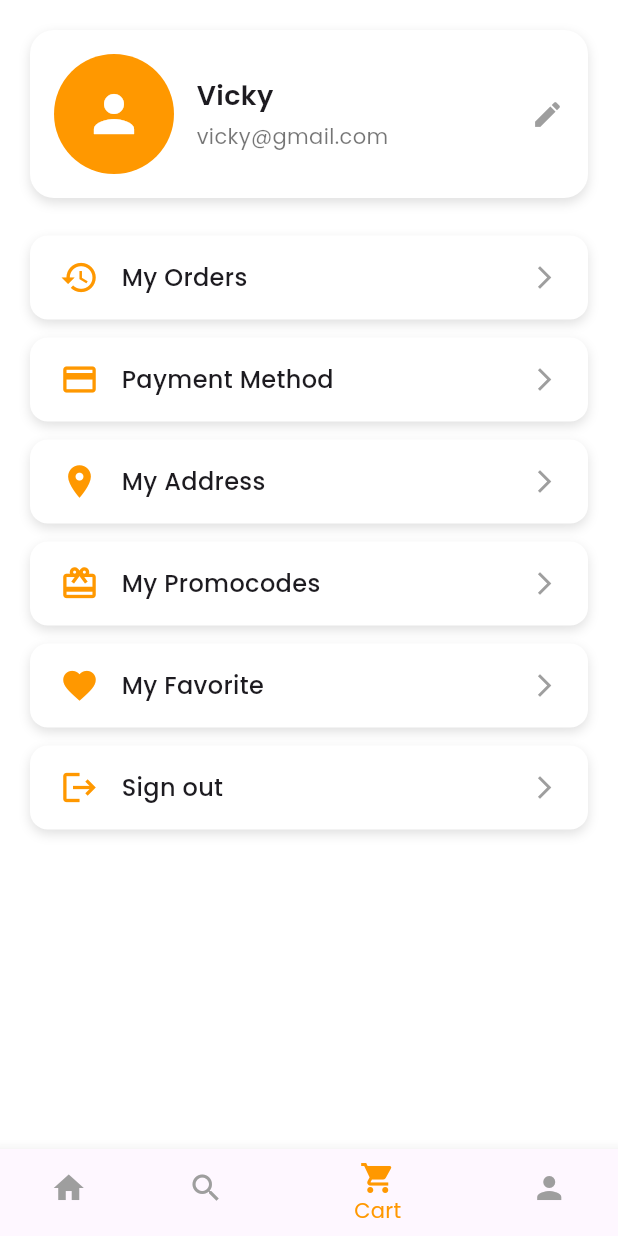
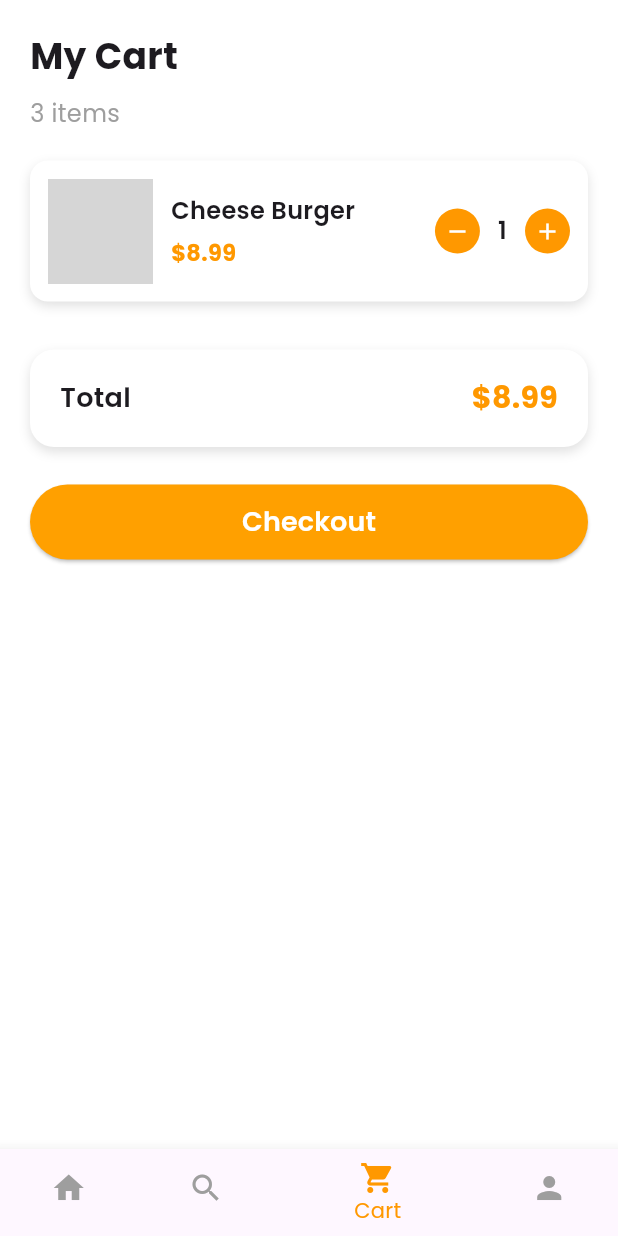
Before and after one commit to mdqtraining/food_delivery_app, a Flutter app: the MainScreen screen opened by its route, item 3 of the bottom bar chosen, on a phone screen of 412 x 824 dp. Run offline on Flutter 3.47's test engine with Material 3 defaults, Android fonts, the phone set to English and light mode, and no system bars; network calls fail; grey boxes are pictures that could not be loaded.

Commit message:
Added Cart screen UI with quantity increment/decrement logic and fixed state placement issue

```diff
--- a/lib/main.dart
+++ b/lib/main.dart
@@ -1,4 +1,6 @@
 import 'package:flutter/material.dart';
+import 'package:hunger_hub/screens/cart.dart';
+import 'package:hunger_hub/screens/edit_pofile.dart';
 import 'package:hunger_hub/screens/login.dart';
 import 'package:hunger_hub/screens/main_screen.dart';
 import 'package:hunger_hub/screens/otp.dart';
@@ -41,7 +43,9 @@ class MyApp extends StatelessWidget {
         "/home": (context) => const MainScreen(),
         "/main_screen": (context) => const MainScreen(),
         "/profile": (context) => const ProfileScreen(),
+        "/editProfile": (context) => EditProfileScreen(),
         "/search": (context) => const SearchScreen(),
+        "/cart": (context) => const CartScreen(),
       },
     );
   }
--- /dev/null
+++ b/lib/screens/cart.dart
@@ -0,0 +1,231 @@
+import 'package:flutter/material.dart';
+
+class CartScreen extends StatefulWidget {
+  const CartScreen({super.key});
+
+  @override
+  State<CartScreen> createState() => _CartScreenState();
+}
+
+class _CartScreenState extends State<CartScreen> {
+  int quantity = 1;
+  @override
+  Widget build(BuildContext context) {
+    return Scaffold(
+      backgroundColor: Colors.white,
+      body: SafeArea(
+        child: Padding(
+          padding: const EdgeInsets.all(20),
+          child: Column(
+            crossAxisAlignment: CrossAxisAlignment.start,
+            children: [
+              // CART TITLE
+              const Text(
+                "My Cart",
+                style: TextStyle(fontSize: 24, fontWeight: FontWeight.bold),
+              ),
+
+              const SizedBox(height: 10),
+
+              const Text(
+                "3 items", // later this will update based on cart length
+                style: TextStyle(fontSize: 16, color: Colors.grey),
+              ),
+
+              const SizedBox(height: 20),
+
+              // CART ITEM
+              Container(
+                padding: const EdgeInsets.all(12),
+                margin: const EdgeInsets.only(bottom: 12),
+                decoration: BoxDecoration(
+                  color: Colors.white,
+                  borderRadius: BorderRadius.circular(12),
+                  boxShadow: const [
+                    BoxShadow(
+                      color: Colors.black12,
+                      blurRadius: 6,
+                      offset: Offset(0, 3),
+                    ),
+                  ],
+                ),
+                child: Row(
+                  children: [
+                    // FOOD IMAGE
+                    Container(
+                      width: 70,
+                      height: 70,
+                      decoration: BoxDecoration(
+                        borderRadius: BorderRadius.circular(12),
+                        image: const DecorationImage(
+                          image: NetworkImage(
+                            "https://img.freepik.com/free-photo/delicious-burger_1232-83.jpg",
+                          ),
+                          fit: BoxFit.cover,
+                        ),
+                      ),
+                    ),
+
+                    const SizedBox(width: 12),
+
+                    // NAME + PRICE
+                    Expanded(
+                      child: Column(
+                        crossAxisAlignment: CrossAxisAlignment.start,
+                        children: const [
+                          Text(
+                            "Cheese Burger",
+                            style: TextStyle(
+                              fontSize: 16,
+                              fontWeight: FontWeight.w600,
+                            ),
+                          ),
+                          SizedBox(height: 6),
+                          Text(
+                            "\$8.99",
+                            style: TextStyle(
+                              fontSize: 15,
+                              fontWeight: FontWeight.bold,
+                              color: Colors.orange,
+                            ),
+                          ),
+                        ],
+                      ),
+                    ),
+
+                    // QTY CONTROLS
+                    Row(
+                      children: [
+                        // Minus Button
+                        InkWell(
+                          onTap: () {
+                            if (quantity > 1) {
+                              setState(() {
+                                quantity--;
+                              });
+                            }
+                          },
+                          child: Container(
+                            padding: EdgeInsets.all(6),
+                            decoration: BoxDecoration(
+                              color: Colors.orange,
+                              shape: BoxShape.circle,
+                            ),
+                            child: Icon(
+                              Icons.remove,
+                              color: Colors.white,
+                              size: 18,
+                            ),
+                          ),
+                        ),
+
+                        SizedBox(width: 12),
+
+                        // Quantity Text
+                        Text(
+                          quantity.toString(),
+                          style: TextStyle(
+                            fontSize: 16,
+                            fontWeight: FontWeight.w600,
+                          ),
+                        ),
+
+                        SizedBox(width: 12),
+
+                        // Plus Button
+                        InkWell(
+                          onTap: () {
+                            setState(() {
+                              quantity++;
+                            });
+                          },
+                          child: Container(
+                            padding: EdgeInsets.all(6),
+                            decoration: BoxDecoration(
+                              color: Colors.orange,
+                              shape: BoxShape.circle,
+                            ),
+                            child: Icon(
+                              Icons.add,
+                              color: Colors.white,
+                              size: 18,
+                            ),
+                          ),
+                        ),
+                      ],
+                    ),
+                  ],
+                ),
+              ),
+              const SizedBox(height: 20),
+
+              // TOTAL PRICE SECTION
+              Container(
+                padding: const EdgeInsets.symmetric(
+                  horizontal: 20,
+                  vertical: 18,
+                ),
+                decoration: BoxDecoration(
+                  color: Colors.white,
+                  borderRadius: BorderRadius.circular(16),
+                  boxShadow: const [
+                    BoxShadow(
+                      color: Colors.black12,
+                      blurRadius: 6,
+                      offset: Offset(0, 3),
+                    ),
+                  ],
+                ),
+                child: Row(
+                  mainAxisAlignment: MainAxisAlignment.spaceBetween,
+                  children: const [
+                    Text(
+                      "Total",
+                      style: TextStyle(
+                        fontSize: 18,
+                        fontWeight: FontWeight.w600,
+                      ),
+                    ),
+                    Text(
+                      "\$8.99",
+                      style: TextStyle(
+                        fontSize: 20,
+                        fontWeight: FontWeight.bold,
+                        color: Colors.orange,
+                      ),
+                    ),
+                  ],
+                ),
+              ),
+
+              const SizedBox(height: 25),
+
+              // CHECKOUT BUTTON
+              SizedBox(
+                width: double.infinity,
+                height: 50,
+                child: ElevatedButton(
+                  onPressed: () {},
+                  style: ElevatedButton.styleFrom(
+                    backgroundColor: Color(0xFFFFA000),
+                    shape: RoundedRectangleBorder(
+                      borderRadius: BorderRadius.circular(30),
+                    ),
+                  ),
+                  child: const Text(
+                    "Checkout",
+                    style: TextStyle(
+                      fontSize: 18,
+                      fontWeight: FontWeight.w600,
+                      color: Colors.white,
+                    ),
+                  ),
+                ),
+              ),
+            ],
+          ),
+        ),
+      ),
+    );
+  }
+}
--- a/lib/screens/main_screen.dart
+++ b/lib/screens/main_screen.dart
@@ -1,7 +1,7 @@
 import 'package:flutter/material.dart';
 import 'home.dart';
 import 'search.dart';
-// import 'cart.dart';
+import 'cart.dart';
 import 'profile.dart';
 
 class MainScreen extends StatefulWidget {
@@ -14,12 +14,7 @@ class MainScreen extends StatefulWidget {
 class _MainScreenState extends State<MainScreen> {
   int currentIndex = 0;
 
-  final screens = [
-    HomeScreen(),
-    SearchScreen(),
-    ProfileScreen(),
-    ProfileScreen(),
-  ];
+  final screens = [HomeScreen(), SearchScreen(), CartScreen(), ProfileScreen()];
 
   @override
   Widget build(BuildContext context) {
```
Also changed, not shown: lib/screens/edit_pofile.dart (added, +86 -0 lines), lib/screens/home.dart (+0 -20 lines), lib/screens/profile.dart (+10 -21 lines), lib/screens/search.dart (+0 -21 lines).
